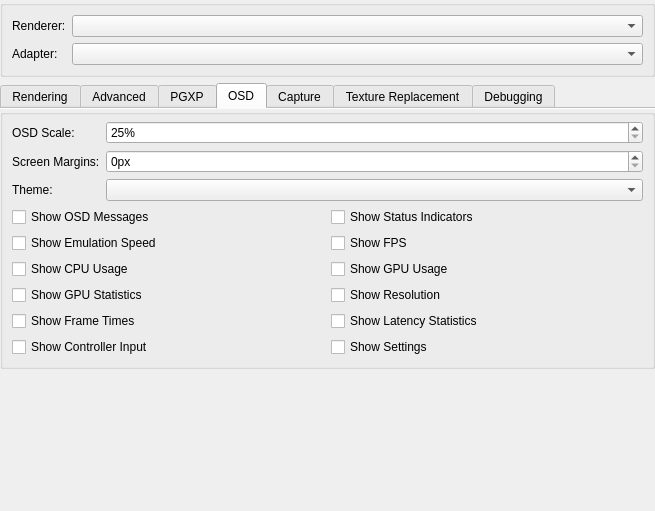
The window that src/duckstation-qt/graphicssettingswidget.ui (stenzek/duckstation) describes before a commit, drawn with Qt 5.
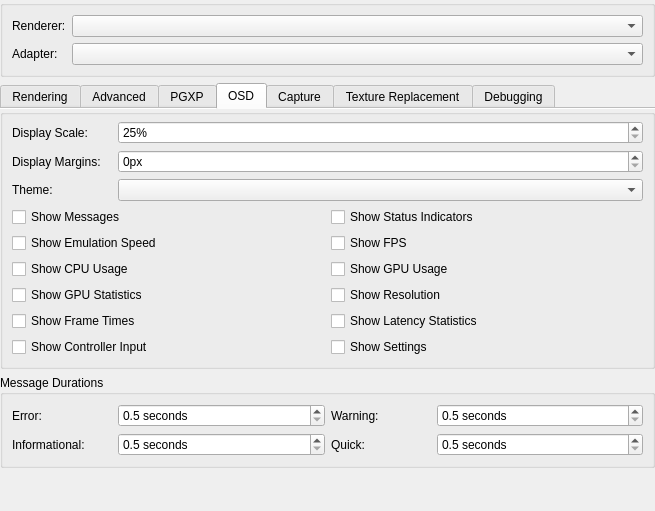
The same window after the commit. The open tabs and pages were chosen to show the change. Icons and pictures are not drawn.

Commit message: Settings: Make OSD message durations customizable

The edit to the form file:
```diff
--- a/src/duckstation-qt/graphicssettingswidget.ui
+++ b/src/duckstation-qt/graphicssettingswidget.ui
@@ -652,14 +652,14 @@
          <property name="title">
           <string/>
          </property>
-         <layout class="QGridLayout" name="gridLayout_14" columnstretch="0,1">
+         <layout class="QGridLayout" name="gridLayout_14" columnstretch="0,1" columnminimumwidth="100,0">
           <property name="topMargin">
            <number>6</number>
           </property>
           <item row="0" column="0">
            <widget class="QLabel" name="label_29">
             <property name="text">
-             <string>OSD Scale:</string>
+             <string>Display Scale:</string>
             </property>
            </widget>
           </item>
@@ -679,7 +679,7 @@
           <item row="1" column="0">
            <widget class="QLabel" name="label_10">
             <property name="text">
-             <string>Screen Margins:</string>
+             <string>Display Margins:</string>
             </property>
            </widget>
           </item>
@@ -708,7 +708,7 @@
             <item row="0" column="0">
              <widget class="QCheckBox" name="showOSDMessages">
               <property name="text">
-               <string>Show OSD Messages</string>
+               <string>Show Messages</string>
               </property>
              </widget>
             </item>
@@ -794,6 +794,119 @@
          </layout>
         </widget>
        </item>
+       <item>
+        <widget class="QGroupBox" name="osdMessageDurations">
+         <property name="title">
+          <string>Message Durations</string>
+         </property>
+         <layout class="QGridLayout" name="gridLayout_21" columnstretch="0,1,0,1" columnminimumwidth="100,0,100,0">
+          <item row="0" column="0">
+           <widget class="QLabel" name="osdErrorDurationLabel">
+            <property name="text">
+             <string>Error:</string>
+            </property>
+           </widget>
+          </item>
+          <item row="0" column="1">
+           <widget class="QDoubleSpinBox" name="osdErrorDuration">
+            <property name="suffix">
+             <string> seconds</string>
+            </property>
+            <property name="decimals">
+             <number>1</number>
+            </property>
+            <property name="minimum">
+             <double>0.500000000000000</double>
+            </property>
+            <property name="maximum">
+             <double>60.000000000000000</double>
+            </property>
+            <property name="singleStep">
+             <double>0.500000000000000</double>
+            </property>
+           </widget>
+          </item>
+          <item row="0" column="2">
+           <widget class="QLabel" name="osdWarningDurationLabel">
+            <property name="text">
+             <string>Warning:</string>
+            </property>
+           </widget>
+          </item>
+          <item row="0" column="3">
+           <widget class="QDoubleSpinBox" name="osdWarningDuration">
+            <property name="suffix">
+             <string> seconds</string>
+            </property>
+            <property name="decimals">
+             <number>1</number>
+            </property>
+            <property name="minimum">
+             <double>0.500000000000000</double>
+            </property>
+            <property name="maximum">
+             <double>60.000000000000000</double>
+            </property>
+            <property name="singleStep">
+             <double>0.500000000000000</double>
+            </property>
+           </widget>
+          </item>
+          <item row="1" column="0">
+           <widget class="QLabel" name="osdInformationDurationLabel">
+            <property name="text">
+             <string>Informational:</string>
+            </property>
+           </widget>
+          </item>
+          <item row="1" column="1">
+           <widget class="QDoubleSpinBox" name="osdInformationDuration">
+            <property name="suffix">
+             <string> seconds</string>
+            </property>
+            <property name="decimals">
+             <number>1</number>
+            </property>
+            <property name="minimum">
+             <double>0.500000000000000</double>
+            </property>
+            <property name="maximum">
+             <double>60.000000000000000</double>
+            </property>
+            <property name="singleStep">
+             <double>0.500000000000000</double>
+            </property>
+           </widget>
+          </item>
+          <item row="1" column="2">
+           <widget class="QLabel" name="osdQuickDurationLabel">
+            <property name="text">
+             <string>Quick:</string>
+            </property>
+           </widget>
+          </item>
+          <item row="1" column="3">
+           <widget class="QDoubleSpinBox" name="osdQuickDuration">
+            <property name="suffix">
+             <string> seconds</string>
+            </property>
+            <property name="decimals">
+             <number>1</number>
+            </property>
+            <property name="minimum">
+             <double>0.500000000000000</double>
+            </property>
+            <property name="maximum">
+             <double>60.000000000000000</double>
+            </property>
+            <property name="singleStep">
+             <double>0.500000000000000</double>
+            </property>
+           </widget>
+          </item>
+         </layout>
+        </widget>
+       </item>
        <item>
         <spacer name="verticalSpacer_5">
          <property name="orientation">
```
Left out of the diff: 2 changed lines with no effect on the pictures. The commit also changes 8 other files.
